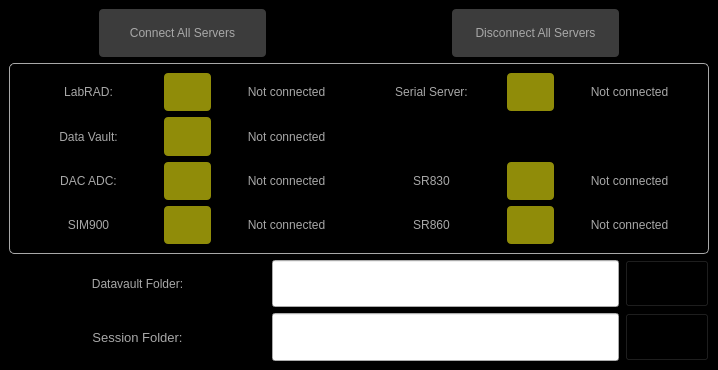
Above: DEMONS GUI/Labrad Connect/LabRADConnect.ui from zxiazxia/LabRAD-Device-Electrical_Measurement-ONline_Software before the change. Below: the same form after it.
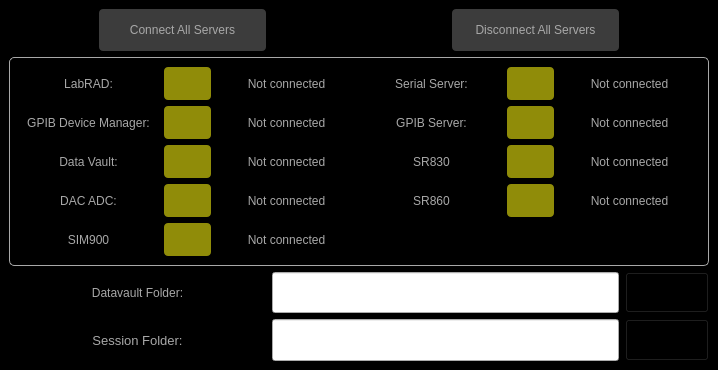
That is the form after the change. Icons and pictures are not drawn.

The edit to the form file:
```diff
--- a/DEMONS GUI/Labrad Connect/LabRADConnect.ui
+++ b/DEMONS GUI/Labrad Connect/LabRADConnect.ui
@@ -24,20 +24,7 @@
 background-color: rgb(0, 0, 0);
 }</string>
    </property>
-   <layout class="QGridLayout" name="gridLayout" rowstretch="1,4,1,1" columnstretch="1,2,1,1,2,1">
-    <item row="0" column="0">
-     <spacer name="horizontalSpacer">
-      <property name="orientation">
-       <enum>Qt::Horizontal</enum>
-      </property>
-      <property name="sizeHint" stdset="0">
-       <size>
-        <width>81</width>
-        <height>20</height>
-       </size>
-      </property>
-     </spacer>
-    </item>
+   <layout class="QGridLayout" name="gridLayout" rowstretch="1,5,1,1" columnstretch="1,2,1,1,2,1">
     <item row="0" column="1">
      <widget class="QPushButton" name="pushButton_ConnectAll">
       <property name="sizePolicy">
@@ -129,6 +116,103 @@
       </property>
      </spacer>
     </item>
+    <item row="2" column="5">
+     <widget class="QPushButton" name="pushButton_DataVaultFolder">
+      <property name="sizePolicy">
+       <sizepolicy hsizetype="Preferred" vsizetype="Preferred">
+        <horstretch>0</horstretch>
+        <verstretch>0</verstretch>
+       </sizepolicy>
+      </property>
+      <property name="styleSheet">
+       <string notr="true">#pushButton_DataVaultFolder{
+image:url(:/Pictures/Pictures/SessionSelect.png);
+background: black;
+}</string>
+      </property>
+      <property name="text">
+       <string/>
+      </property>
+     </widget>
+    </item>
+    <item row="3" column="5">
+     <widget class="QPushButton" name="pushButton_SessionFolder">
+      <property name="sizePolicy">
+       <sizepolicy hsizetype="Preferred" vsizetype="Preferred">
+        <horstretch>0</horstretch>
+        <verstretch>0</verstretch>
+       </sizepolicy>
+      </property>
+      <property name="styleSheet">
+       <string notr="true">#pushButton_SessionFolder{
+image:url(:/Pictures/Pictures/SessionSelect.png);
+background: black;
+}</string>
+      </property>
+      <property name="text">
+       <string/>
+      </property>
+     </widget>
+    </item>
+    <item row="2" column="2" colspan="3">
+     <widget class="QLineEdit" name="lineEdit_DataVaultFolder">
+      <property name="sizePolicy">
+       <sizepolicy hsizetype="Expanding" vsizetype="Preferred">
+        <horstretch>0</horstretch>
+        <verstretch>0</verstretch>
+       </sizepolicy>
+      </property>
+     </widget>
+    </item>
+    <item row="3" column="2" colspan="3">
+     <widget class="QLineEdit" name="lineEdit_SessionFolder">
+      <property name="sizePolicy">
+       <sizepolicy hsizetype="Expanding" vsizetype="Preferred">
+        <horstretch>0</horstretch>
+        <verstretch>0</verstretch>
+       </sizepolicy>
+      </property>
+     </widget>
+    </item>
+    <item row="2" column="0" colspan="2">
+     <widget class="QLabel" name="label_4">
+      <property name="styleSheet">
+       <string notr="true">color: rgb(168, 168, 168);
+font: 10pt &quot;MS Shell Dlg 2&quot;;
+qproperty-alignment: 'AlignVCenter | AlignRight';
+qproperty-wordWrap: true;
+</string>
+      </property>
+      <property name="text">
+       <string>Datavault Folder:</string>
+      </property>
+      <property name="alignment">
+       <set>Qt::AlignCenter</set>
+      </property>
+     </widget>
+    </item>
+    <item row="3" column="0" colspan="2">
+     <widget class="QLabel" name="label_5">
+      <property name="font">
+       <font>
+        <pointsize>10</pointsize>
+       </font>
+      </property>
+      <property name="styleSheet">
+       <string notr="true">color: rgb(168, 168, 168);
+font: 10pt &quot;MS Shell Dlg 2&quot;;
+qproperty-alignment: 'AlignVCenter | AlignRight';
+qproperty-wordWrap: true;
+</string>
+      </property>
+      <property name="text">
+       <string>Session Folder:</string>
+      </property>
+      <property name="alignment">
+       <set>Qt::AlignCenter</set>
+      </property>
+     </widget>
+    </item>
     <item row="1" column="0" colspan="6">
      <widget class="QFrame" name="frame">
       <property name="styleSheet">
@@ -143,8 +227,8 @@
       <property name="frameShadow">
        <enum>QFrame::Raised</enum>
       </property>
-      <layout class="QGridLayout" name="gridLayout_2" rowstretch="1,1,1,1" columnstretch="3,1,3,3,1,3">
-       <item row="2" column="0">
+      <layout class="QGridLayout" name="gridLayout_2" rowstretch="1,1,1,1,1" columnstretch="3,1,3,3,1,3">
+       <item row="3" column="0">
         <widget class="QLabel" name="label_3">
          <property name="styleSheet">
           <string notr="true">
@@ -172,7 +256,7 @@
          </property>
         </widget>
        </item>
-       <item row="1" column="1">
+       <item row="2" column="1">
         <widget class="QPushButton" name="pushButton_DataVault">
          <property name="sizePolicy">
           <sizepolicy hsizetype="Preferred" vsizetype="Preferred">
@@ -191,7 +275,7 @@
          </property>
         </widget>
        </item>
-       <item row="1" column="0">
+       <item row="2" column="0">
         <widget class="QLabel" name="label_2">
          <property name="styleSheet">
           <string notr="true">
@@ -266,7 +350,7 @@
          </property>
         </widget>
        </item>
-       <item row="2" column="1">
+       <item row="3" column="1">
         <widget class="QPushButton" name="pushButton_DACADC">
          <property name="sizePolicy">
           <sizepolicy hsizetype="Preferred" vsizetype="Preferred">
@@ -285,7 +369,7 @@
          </property>
         </widget>
        </item>
-       <item row="2" column="2">
+       <item row="3" column="2">
         <widget class="QLabel" name="label_DACADC">
          <property name="styleSheet">
           <string notr="true">
@@ -318,7 +402,7 @@
          </property>
         </widget>
        </item>
-       <item row="1" column="2">
+       <item row="2" column="2">
         <widget class="QLabel" name="label_DataVault">
          <property name="styleSheet">
           <string notr="true">
@@ -332,7 +416,7 @@
          </property>
         </widget>
        </item>
-       <item row="3" column="0">
+       <item row="4" column="0">
         <widget class="QLabel" name="label_9">
          <property name="styleSheet">
           <string notr="true">
@@ -346,7 +430,7 @@
          </property>
         </widget>
        </item>
-       <item row="3" column="1">
+       <item row="4" column="1">
         <widget class="QPushButton" name="pushButton_SIM900">
          <property name="sizePolicy">
           <sizepolicy hsizetype="Preferred" vsizetype="Preferred">
@@ -365,7 +449,7 @@
          </property>
         </widget>
        </item>
-       <item row="3" column="2">
+       <item row="4" column="2">
         <widget class="QLabel" name="label_SIM900">
          <property name="styleSheet">
           <string notr="true">
@@ -379,22 +463,22 @@
          </property>
         </widget>
        </item>
-       <item row="3" column="3">
-        <widget class="QLabel" name="label_8">
+       <item row="1" column="0">
+        <widget class="QLabel" name="label_11">
          <property name="styleSheet">
           <string notr="true">
 color:rgb(168,168,168)</string>
          </property>
          <property name="text">
-          <string>SR860</string>
+          <string>GPIB Device Manager:</string>
          </property>
          <property name="alignment">
           <set>Qt::AlignCenter</set>
          </property>
         </widget>
        </item>
-       <item row="3" column="4">
-        <widget class="QPushButton" name="pushButton_SR860">
+       <item row="1" column="1">
+        <widget class="QPushButton" name="pushButton_GPIBDeviceManager">
          <property name="sizePolicy">
           <sizepolicy hsizetype="Preferred" vsizetype="Preferred">
            <horstretch>0</horstretch>
@@ -402,7 +486,7 @@
           </sizepolicy>
          </property>
          <property name="styleSheet">
-          <string notr="true">#pushButton_SR860{
+          <string notr="true">#pushButton_GPIBDeviceManager{
 background: rgb(144, 140, 9);
  border-radius: 4px;
 }</string>
@@ -412,8 +496,55 @@
          </property>
         </widget>
        </item>
-       <item row="3" column="5">
-        <widget class="QLabel" name="label_SR860">
+       <item row="1" column="2">
+        <widget class="QLabel" name="label_GPIBDeviceManager">
+         <property name="styleSheet">
+          <string notr="true">
+color:rgb(168,168,168)</string>
+         </property>
+         <property name="text">
+          <string>Not connected</string>
+         </property>
+         <property name="alignment">
+          <set>Qt::AlignCenter</set>
+         </property>
+        </widget>
+       </item>
+       <item row="1" column="3">
+        <widget class="QLabel" name="label_10">
+         <property name="styleSheet">
+          <string notr="true">
+color:rgb(168,168,168)</string>
+         </property>
+         <property name="text">
+          <string>GPIB Server:</string>
+         </property>
+         <property name="alignment">
+          <set>Qt::AlignCenter</set>
+         </property>
+        </widget>
+       </item>
+       <item row="1" column="4">
+        <widget class="QPushButton" name="pushButton_GPIBServer">
+         <property name="sizePolicy">
+          <sizepolicy hsizetype="Preferred" vsizetype="Preferred">
+           <horstretch>0</horstretch>
+           <verstretch>0</verstretch>
+          </sizepolicy>
+         </property>
+         <property name="styleSheet">
+          <string notr="true">#pushButton_GPIBServer{
+background: rgb(144, 140, 9);
+ border-radius: 4px;
+}</string>
+         </property>
+         <property name="text">
+          <string/>
+         </property>
+        </widget>
+       </item>
+       <item row="1" column="5">
+        <widget class="QLabel" name="label_GPIBServer">
          <property name="styleSheet">
           <string notr="true">
 color:rgb(168,168,168)</string>
@@ -440,6 +571,20 @@
          </property>
         </widget>
        </item>
+       <item row="3" column="3">
+        <widget class="QLabel" name="label_8">
+         <property name="styleSheet">
+          <string notr="true">
+color:rgb(168,168,168)</string>
+         </property>
+         <property name="text">
+          <string>SR860</string>
+         </property>
+         <property name="alignment">
+          <set>Qt::AlignCenter</set>
+         </property>
+        </widget>
+       </item>
        <item row="2" column="4">
         <widget class="QPushButton" name="pushButton_SR830">
          <property name="sizePolicy">
@@ -459,6 +604,25 @@
          </property>
         </widget>
        </item>
+       <item row="3" column="4">
+        <widget class="QPushButton" name="pushButton_SR860">
+         <property name="sizePolicy">
+          <sizepolicy hsizetype="Preferred" vsizetype="Preferred">
+           <horstretch>0</horstretch>
+           <verstretch>0</verstretch>
+          </sizepolicy>
+         </property>
+         <property name="styleSheet">
+          <string notr="true">#pushButton_SR860{
+background: rgb(144, 140, 9);
+ border-radius: 4px;
+}</string>
+         </property>
+         <property name="text">
+          <string/>
+         </property>
+        </widget>
+       </item>
        <item row="2" column="5">
         <widget class="QLabel" name="label_SR830">
          <property name="styleSheet">
@@ -473,106 +637,23 @@
          </property>
         </widget>
        </item>
+       <item row="3" column="5">
+        <widget class="QLabel" name="label_SR860">
+         <property name="styleSheet">
+          <string notr="true">
+color:rgb(168,168,168)</string>
+         </property>
+         <property name="text">
+          <string>Not connected</string>
+         </property>
+         <property name="alignment">
+          <set>Qt::AlignCenter</set>
+         </property>
+        </widget>
+       </item>
       </layout>
      </widget>
     </item>
-    <item row="2" column="5">
-     <widget class="QPushButton" name="pushButton_DataVaultFolder">
-      <property name="sizePolicy">
-       <sizepolicy hsizetype="Preferred" vsizetype="Preferred">
-        <horstretch>0</horstretch>
-        <verstretch>0</verstretch>
-       </sizepolicy>
-      </property>
-      <property name="styleSheet">
-       <string notr="true">#pushButton_DataVaultFolder{
-image:url(:/Pictures/Pictures/SessionSelect.png);
-background: black;
-}</string>
-      </property>
-      <property name="text">
-       <string/>
-      </property>
-     </widget>
-    </item>
-    <item row="3" column="5">
-     <widget class="QPushButton" name="pushButton_SessionFolder">
-      <property name="sizePolicy">
-       <sizepolicy hsizetype="Preferred" vsizetype="Preferred">
-        <horstretch>0</horstretch>
-        <verstretch>0</verstretch>
-       </sizepolicy>
-      </property>
-      <property name="styleSheet">
-       <string notr="true">#pushButton_SessionFolder{
-image:url(:/Pictures/Pictures/SessionSelect.png);
-background: black;
-}</string>
-      </property>
-      <property name="text">
-       <string/>
-      </property>
-     </widget>
-    </item>
-    <item row="2" column="2" colspan="3">
-     <widget class="QLineEdit" name="lineEdit_DataVaultFolder">
-      <property name="sizePolicy">
-       <sizepolicy hsizetype="Expanding" vsizetype="Preferred">
-        <horstretch>0</horstretch>
-        <verstretch>0</verstretch>
-       </sizepolicy>
-      </property>
-     </widget>
-    </item>
-    <item row="3" column="2" colspan="3">
-     <widget class="QLineEdit" name="lineEdit_SessionFolder">
-      <property name="sizePolicy">
-       <sizepolicy hsizetype="Expanding" vsizetype="Preferred">
-        <horstretch>0</horstretch>
-        <verstretch>0</verstretch>
-       </sizepolicy>
-      </property>
-     </widget>
-    </item>
-    <item row="2" column="0" colspan="2">
-     <widget class="QLabel" name="label_4">
-      <property name="styleSheet">
-       <string notr="true">color: rgb(168, 168, 168);
-font: 10pt &quot;MS Shell Dlg 2&quot;;
-qproperty-alignment: 'AlignVCenter | AlignRight';
-qproperty-wordWrap: true;
-</string>
-      </property>
-      <property name="text">
-       <string>Datavault Folder:</string>
-      </property>
-      <property name="alignment">
-       <set>Qt::AlignCenter</set>
-      </property>
-     </widget>
-    </item>
-    <item row="3" column="0" colspan="2">
-     <widget class="QLabel" name="label_5">
-      <property name="font">
-       <font>
-        <pointsize>10</pointsize>
-       </font>
-      </property>
-      <property name="styleSheet">
-       <string notr="true">color: rgb(168, 168, 168);
-font: 10pt &quot;MS Shell Dlg 2&quot;;
-qproperty-alignment: 'AlignVCenter | AlignRight';
-qproperty-wordWrap: true;
-</string>
-      </property>
-      <property name="text">
-       <string>Session Folder:</string>
-      </property>
-      <property name="alignment">
-       <set>Qt::AlignCenter</set>
-      </property>
-     </widget>
-    </item>
    </layout>
   </widget>
  </widget>
```
Left out of the diff: 17 changed lines with no effect on the pictures.
